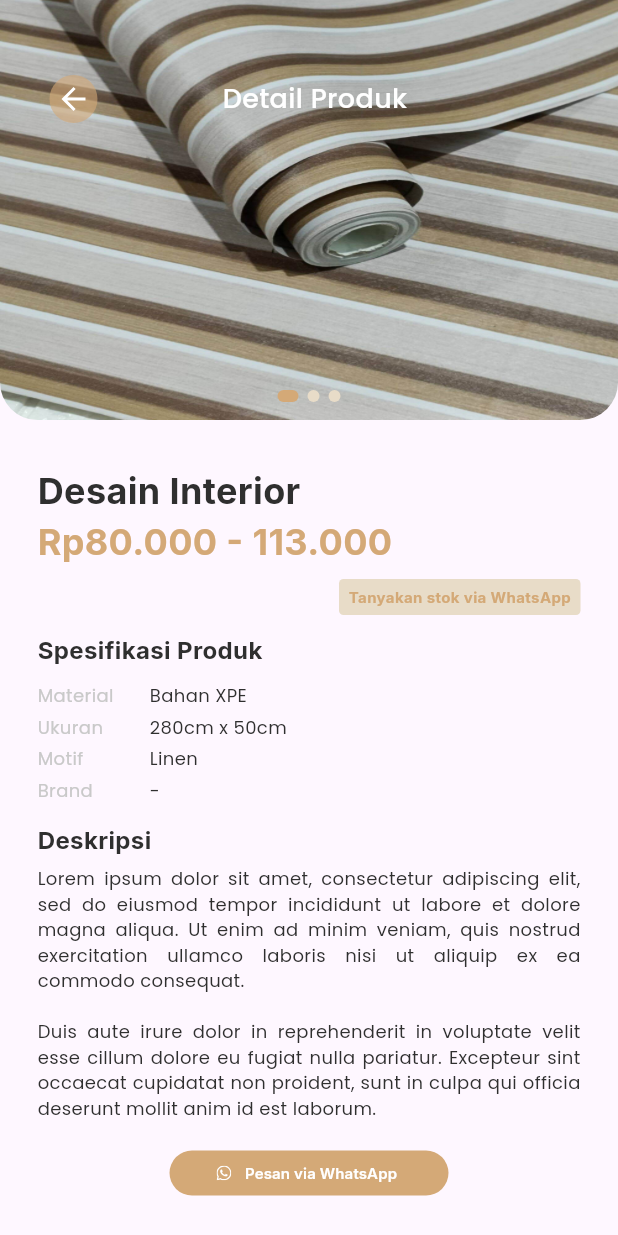
After one commit to C3Claestis/tobo-interior-app, a Flutter app: the DetailProductPage screen opened by its route, on a phone screen of 412 x 824 dp. The commit adds this screen. Run offline on Flutter 3.47's test engine with Material 3 defaults, Android fonts, the phone set to English and light mode, and no system bars; our stand-ins replace flutter_svg, gap, google_fonts.

Commit message:
finishing UI n content isi dari detail product

```diff
--- a/lib/main.dart
+++ b/lib/main.dart
@@ -1,6 +1,7 @@
 import 'package:flutter/material.dart';
 import 'package:flutter/services.dart';
 import 'package:provider/provider.dart';
+import 'package:tobo_apk/page/detail_product_page.dart';
 import 'provider/main_navigation_prov.dart';
 import '../page/detail_jasa_page.dart';
 import '../page/katalog_page.dart';
@@ -51,6 +52,7 @@ class MyApp extends StatelessWidget {
       AppRoutes.home: (context) => const HomePage(),
       AppRoutes.katalogProduk: (context) => const KatalogPage(),
       AppRoutes.detailJasa: (context) => const DetailJasaPage(),
+      AppRoutes.detailKatalog: (context) => const DetailProductPage(),
     },
   );
 }
--- a/lib/page/detail_jasa_page.dart
+++ b/lib/page/detail_jasa_page.dart
@@ -1,6 +1,7 @@
 // ignore_for_file: deprecated_member_use
 
 import 'package:flutter/material.dart';
+import 'package:flutter/services.dart';
 import 'package:flutter_svg/svg.dart';
 import 'package:gap/gap.dart';
 import 'package:google_fonts/google_fonts.dart';
@@ -47,7 +48,13 @@ class DetailJasaPage extends StatelessWidget {
       ),
     ];
 
-    return Scaffold(
+    return AnnotatedRegion<SystemUiOverlayStyle>(
+      value: const SystemUiOverlayStyle(
+        statusBarColor: Colors.white, // BAR PUTIH
+        statusBarIconBrightness: Brightness.light, // ICON HITAM (Android)
+        statusBarBrightness: Brightness.light, // iOS
+      ),
+      child: Scaffold(
         body: SingleChildScrollView(
           // tambah sesuai konten
           child: Stack(
@@ -146,6 +153,7 @@ class DetailJasaPage extends StatelessWidget {
                 ),
               ),
             ],
+          ),
         ),
       ),
     );
--- /dev/null
+++ b/lib/page/detail_product_page.dart
@@ -0,0 +1,253 @@
+// ignore_for_file: deprecated_member_use
+
+import 'package:flutter/material.dart';
+import 'package:flutter/services.dart';
+import 'package:flutter_svg/svg.dart';
+import 'package:gap/gap.dart';
+import 'package:google_fonts/google_fonts.dart';
+import 'package:provider/provider.dart';
+import 'package:tobo_apk/provider/katalog/detail_prodcut_banner_prov.dart';
+import 'package:tobo_apk/theme/appcolor.dart';
+import 'package:tobo_apk/widget/katalog/detail_banner_product_widget.dart';
+
+class DetailProductPage extends StatelessWidget {
+  const DetailProductPage({super.key});
+
+  @override
+  Widget build(BuildContext context) {
+    return AnnotatedRegion<SystemUiOverlayStyle>(
+      value: const SystemUiOverlayStyle(
+        statusBarColor: Colors.white, // BAR PUTIH
+        statusBarIconBrightness: Brightness.light, // ICON HITAM (Android)
+        statusBarBrightness: Brightness.light, // iOS
+      ),
+      child: MultiProvider(
+        providers: [
+          ChangeNotifierProvider(create: (_) => DetailProdcutBannerProv()),
+        ],
+        child: Scaffold(
+          body: SingleChildScrollView(
+            child: Column(
+              children: [
+                Stack(
+                  children: [DetailBannerProductWidget(), _header(context)],
+                ),
+                Padding(
+                  padding: const EdgeInsets.symmetric(
+                    vertical: 30,
+                    horizontal: 25,
+                  ),
+                  child: SizedBox(
+                    width: double.infinity,
+                    child: Column(
+                      crossAxisAlignment: CrossAxisAlignment.start,
+                      children: [
+                        _tittle("Desain Interior", AppColors.black, 24),
+                        _tittle("Rp80.000 - 113.000", AppColors.softWood, 24),
+                        const Gap(8),
+                        _statusTanyaWa(),
+                        const Gap(12),
+                        _tittle("Spesifikasi Produk", AppColors.black, 16),
+                        const Gap(8),
+                        _isiSpekProduk(),
+                        const Gap(12),
+                        _tittle("Deskripsi", AppColors.black, 16),
+                        const Gap(5),
+                        Text(
+                          "Lorem ipsum dolor sit amet, consectetur adipiscing elit, sed do eiusmod tempor incididunt ut labore et dolore magna aliqua. Ut enim ad minim veniam, quis nostrud exercitation ullamco laboris nisi ut aliquip ex ea commodo consequat. \n \n Duis aute irure dolor in reprehenderit in voluptate velit esse cillum dolore eu fugiat nulla pariatur. Excepteur sint occaecat cupidatat non proident, sunt in culpa qui officia deserunt mollit anim id est laborum.",
+                          style: GoogleFonts.poppins(
+                            fontSize: 12,
+                            color: AppColors.black,
+                          ),
+                          textAlign: TextAlign.justify,
+                        ),
+                        const Gap(20),
+                        _buttons(),
+                      ],
+                    ),
+                  ),
+                ),
+              ],
+            ),
+          ),
+        ),
+      ),
+    );
+  }
+
+  Align _buttons() {
+    return Align(
+      alignment: Alignment.center,
+      child: SizedBox(
+        height: 30,
+        width: 186,
+        child: TextButton.icon(
+          onPressed: () {},
+          style: ButtonStyle(
+            backgroundColor: MaterialStateProperty.all(AppColors.softWood),
+          ),
+          icon: SvgPicture.asset(
+            'assets/svgs/wa.svg',
+            color: AppColors.pureWhite,
+            width: 12,
+            height: 10,
+          ),
+          label: Text(
+            'Pesan via WhatsApp',
+            style: GoogleFonts.inter(
+              fontSize: 10,
+              fontWeight: FontWeight.w600,
+              color: AppColors.pureWhite,
+            ),
+          ),
+        ),
+      ),
+    );
+  }
+
+  SizedBox _isiSpekProduk() {
+    return SizedBox(
+      width: double.infinity,
+      child: Row(
+        crossAxisAlignment: CrossAxisAlignment.start,
+        children: [
+          _rowSpekProduk(
+            "Material",
+            "Ukuran",
+            "Motif",
+            "Brand",
+            AppColors.mistGrey,
+          ),
+          const Gap(24),
+          _rowSpekProduk(
+            "Bahan XPE",
+            "280cm x 50cm",
+            "Linen",
+            "-",
+            AppColors.black,
+          ),
+        ],
+      ),
+    );
+  }
+
+  Container _rowSpekProduk(
+    String text1,
+    String text2,
+    String text3,
+    String text4,
+    Color colors,
+  ) {
+    return Container(
+      alignment: Alignment.centerLeft,
+      height: 84,
+      child: Column(
+        crossAxisAlignment: CrossAxisAlignment.start,
+        children: [
+          _teksSpekProduk(text1, colors),
+          _teksSpekProduk(text2, colors),
+          _teksSpekProduk(text3, colors),
+          _teksSpekProduk(text4, colors),
+        ],
+      ),
+    );
+  }
+
+  Widget _teksSpekProduk(String text, Color colors) {
+    return Padding(
+      padding: const EdgeInsets.symmetric(vertical: 2),
+      child: Text(text, style: GoogleFonts.poppins(fontSize: 12, color: colors)),
+    );
+  }
+
+  Align _statusTanyaWa() {
+    return Align(
+      alignment: Alignment.centerRight,
+      child: Container(
+        padding: EdgeInsets.symmetric(vertical: 5),
+        width: 161,
+        alignment: Alignment.center,
+        decoration: BoxDecoration(
+          borderRadius: BorderRadius.circular(3),
+          color: AppColors.warmBeige,
+        ),
+        child: Text(
+          "Tanyakan stok via WhatsApp",
+          style: GoogleFonts.inter(
+            fontSize: 10,
+            fontWeight: FontWeight.bold,
+            color: AppColors.softWood,
+          ),
+        ),
+      ),
+    );
+  }
+
+  Text _tittle(String text, Color? colors, double size) {
+    return Text(
+      text,
+      style: GoogleFonts.inter(
+        fontSize: size,
+        fontWeight: FontWeight.bold,
+        color: colors,
+      ),
+    );
+  }
+
+  Padding _header(BuildContext context) {
+    return Padding(
+      padding: const EdgeInsets.symmetric(vertical: 50),
+      child: Column(
+        children: [
+          Padding(
+            padding: const EdgeInsets.symmetric(horizontal: 25),
+            child: SizedBox(
+              width: double.infinity,
+              height: 32,
+              child: Row(
+                mainAxisAlignment: MainAxisAlignment.center,
+                crossAxisAlignment: CrossAxisAlignment.center,
+                children: [
+                  Container(
+                    decoration: BoxDecoration(
+                      shape: BoxShape.circle,
+                      color: AppColors.softWood.withOpacity(.6),
+                    ),
+                    child: Center(
+                      child: IconButton(
+                        onPressed: () {
+                          Navigator.pop(context);
+                        },
+                        padding: EdgeInsets.zero,
+                        constraints: const BoxConstraints(),
+                        icon: SvgPicture.asset(
+                          'assets/svgs/arrowLeft.svg',
+                          width: 24,
+                          height: 24,
+                        ),
+                      ),
+                    ),
+                  ),
+                  Expanded(
+                    child: Text(
+                      textAlign: TextAlign.center,
+                      "Detail Produk",
+                      style: GoogleFonts.poppins(
+                        fontSize: 18,
+                        fontWeight: FontWeight.w500,
+                        color: AppColors.pureWhite,
+                      ),
+                    ),
+                  ),
+
+                  // ================= DUMMY (PENYEIMBANG) =================
+                  const SizedBox(width: 40, height: 40),
+                ],
+              ),
+            ),
+          ),
+        ],
+      ),
+    );
+  }
+}
--- /dev/null
+++ b/lib/provider/katalog/detail_prodcut_banner_prov.dart
@@ -0,0 +1,47 @@
+import 'dart:async';
+import 'package:flutter/material.dart';
+
+class DetailProdcutBannerProv extends ChangeNotifier {
+  final PageController pageController = PageController();
+  Timer? _timer;
+
+  int _currentIndex = 0;
+  int get currentIndex => _currentIndex;
+
+  final List<String> bannerImages = [
+    "assets/images/wal.jpg",
+    "assets/images/wal.jpg",
+    "assets/images/wal.jpg",
+  ];
+
+  DetailProdcutBannerProv() {
+    _startAutoSlide();
+  }
+
+  void _startAutoSlide() {
+    _timer = Timer.periodic(const Duration(seconds: 3), (_) {
+      _currentIndex =
+          (_currentIndex + 1) % bannerImages.length;
+
+      pageController.animateToPage(
+        _currentIndex,
+        duration: const Duration(milliseconds: 400),
+        curve: Curves.easeInOut,
+      );
+
+      notifyListeners();
+    });
+  }
+
+  void onPageChanged(int index) {
+    _currentIndex = index;
+    notifyListeners();
+  }
+
+  @override
+  void dispose() {
+    _timer?.cancel();
+    pageController.dispose();
+    super.dispose();
+  }
+}
--- /dev/null
+++ b/lib/widget/katalog/detail_banner_product_widget.dart
@@ -0,0 +1,74 @@
+// ignore_for_file: deprecated_member_use
+
+import 'package:flutter/material.dart';
+import 'package:provider/provider.dart';
+import 'package:tobo_apk/provider/katalog/detail_prodcut_banner_prov.dart';
+import 'package:tobo_apk/theme/appcolor.dart';
+
+class DetailBannerProductWidget extends StatelessWidget {
+  const DetailBannerProductWidget({super.key});
+
+  @override
+  Widget build(BuildContext context) {
+    return Consumer<DetailProdcutBannerProv>(
+      builder: (_, prov, _) {
+        return SizedBox(
+          width: double.infinity,
+          height: 280,
+          child: Stack(
+            children: [
+              // ===========================
+              // Background Carousel
+              // ===========================
+              PageView.builder(
+                controller: prov.pageController,
+                itemCount: prov.bannerImages.length,
+                onPageChanged: prov.onPageChanged,
+                itemBuilder: (_, index) {
+                  return ClipRRect(
+                    borderRadius: const BorderRadius.only(
+                      bottomLeft: Radius.circular(25),
+                      bottomRight: Radius.circular(25),
+                    ),
+                    child: Image.asset(
+                      prov.bannerImages[index],
+                      fit: BoxFit.fill,
+                      width: double.infinity,
+                    ),
+                  );
+                },
+              ),
+
+              // ===========================
+              // Indicator
+              // ===========================
+              Positioned(
+                bottom: 12,
+                left: 0,
+                right: 0,
+                child: Row(
+                  mainAxisAlignment: MainAxisAlignment.center,
+                  children: List.generate(prov.bannerImages.length, (index) {
+                    final active = prov.currentIndex == index;
+                    return AnimatedContainer(
+                      duration: const Duration(milliseconds: 300),
+                      margin: const EdgeInsets.symmetric(horizontal: 3),
+                      width: active ? 14 : 8,
+                      height: 8,
+                      decoration: BoxDecoration(
+                        color: active
+                            ? AppColors.softWood
+                            : AppColors.warmBeige,
+                        borderRadius: BorderRadius.circular(20),
+                      ),
+                    );
+                  }),
+                ),
+              ),
+            ],
+          ),
+        );
+      },
+    );
+  }
+}
--- a/lib/widget/katalog/katalog_card_widget.dart
+++ b/lib/widget/katalog/katalog_card_widget.dart
@@ -4,6 +4,7 @@ import 'package:flutter/material.dart';
 import 'package:flutter_svg/svg.dart';
 import 'package:google_fonts/google_fonts.dart';
 import 'package:gap/gap.dart';
+import 'package:tobo_apk/main.dart';
 import 'package:tobo_apk/model/katalog_model.dart';
 import 'package:tobo_apk/theme/appcolor.dart';
 import 'package:intl/intl.dart';
@@ -20,7 +21,9 @@ class KatalogCardWidget extends StatelessWidget {
 
   @override
   Widget build(BuildContext context) {
-    return Container(
+    return GestureDetector(
+      onTap: () => Navigator.pushNamed(context, AppRoutes.detailKatalog),
+      child: Container(
         decoration: BoxDecoration(
           color: AppColors.pureWhite,
           borderRadius: BorderRadius.circular(8),
@@ -124,6 +127,7 @@ class KatalogCardWidget extends StatelessWidget {
             ),
           ],
         ),
+      ),
     );
   }
 
```
Lines whose indentation alone changed are shown as unchanged.
